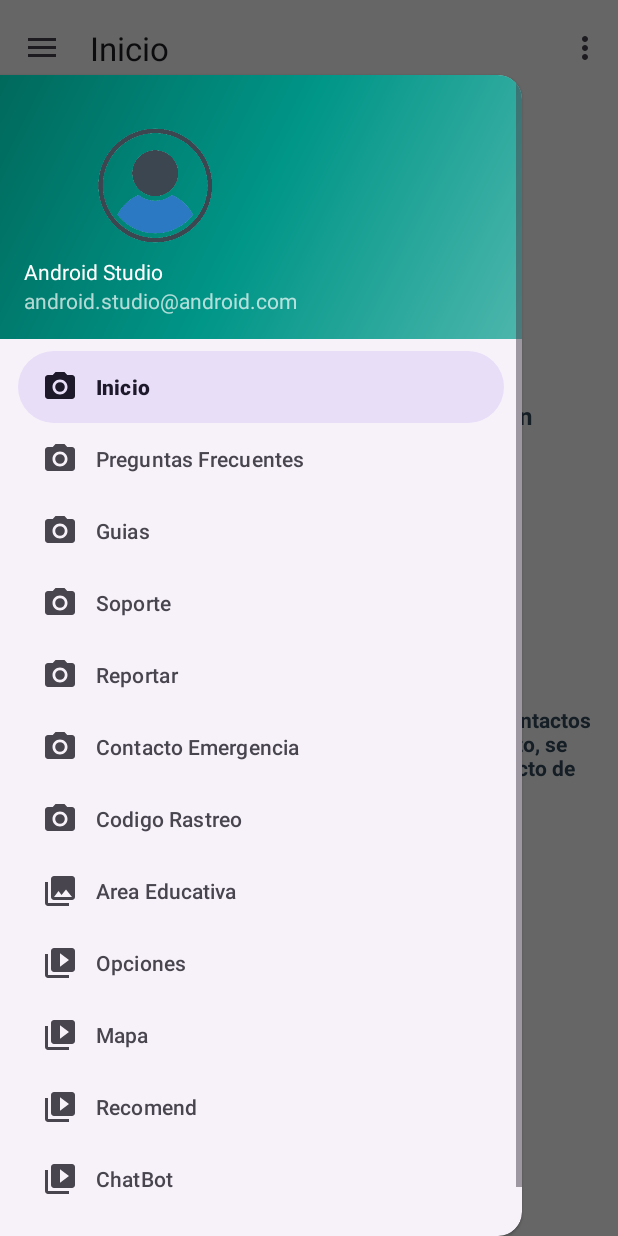
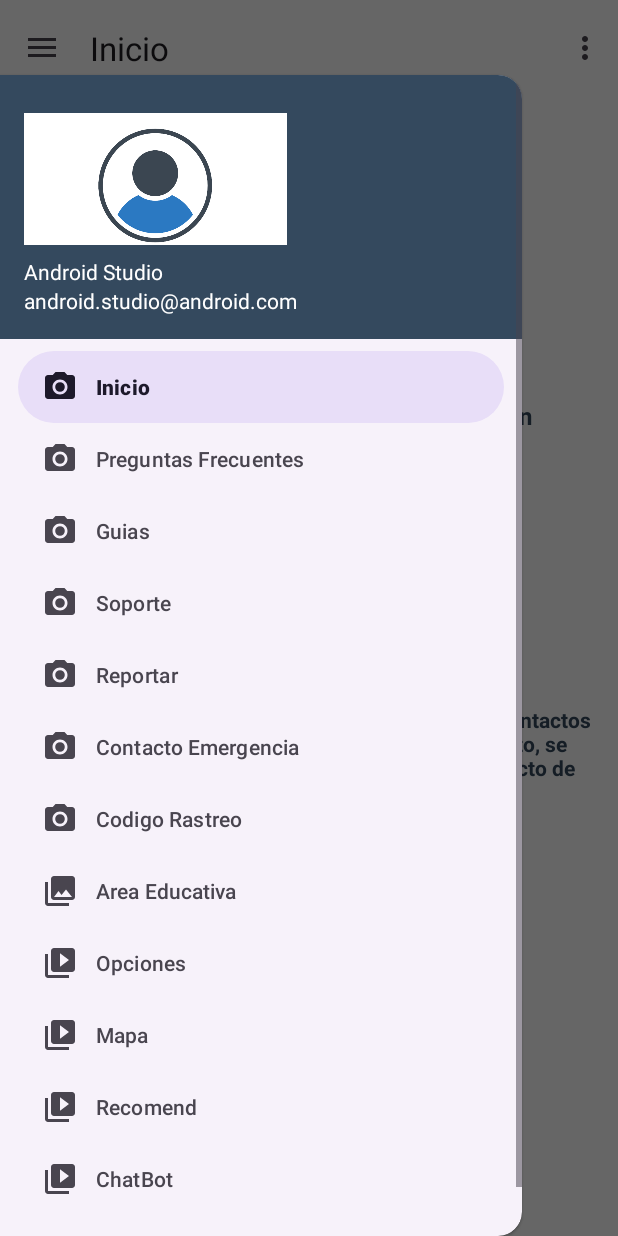
Before and after one commit to albaliriagomez/appmaypi, an Android app: the MainActivity2 screen opened directly, with no data from a screen before it, with the side drawer open, on a phone screen of 412 x 824 dp. Run offline under Robolectric (Android 15) with nearby library versions, the phone set to English and light mode, and no system bars; our stand-ins replace navigation-ui.

Commit message:
cambio de color 2.0

```diff
--- a/app/src/main/res/layout/fragment_guiaviewmodel.xml
+++ b/app/src/main/res/layout/fragment_guiaviewmodel.xml
@@ -22,7 +22,7 @@
                 android:layout_width="wrap_content"
                 android:layout_height="wrap_content"
                 android:text="← Back to Getting Started"
-                android:textColor="#4F46E5"
+                android:textColor="#FFC107"
                 android:textSize="14sp"
                 android:layout_marginBottom="16dp" />
 
--- a/app/src/main/res/layout/nav_header_main.xml
+++ b/app/src/main/res/layout/nav_header_main.xml
@@ -3,12 +3,12 @@
     xmlns:app="http://schemas.android.com/apk/res-auto"
     android:layout_width="match_parent"
     android:layout_height="@dimen/nav_header_height"
-    android:background="@drawable/side_nav_bar"
     android:gravity="bottom"
     android:orientation="vertical"
     android:paddingLeft="@dimen/activity_horizontal_margin"
     android:paddingTop="@dimen/activity_vertical_margin"
     android:paddingRight="@dimen/activity_horizontal_margin"
+    android:background="#34495E"
     android:paddingBottom="@dimen/activity_vertical_margin"
     android:theme="@style/ThemeOverlay.AppCompat.Dark">
 
@@ -18,6 +18,7 @@
         android:layout_height="88dp"
         android:contentDescription="@string/nav_header_desc"
         android:paddingTop="@dimen/nav_header_vertical_spacing"
+        android:background="#FFFFFF"
         app:srcCompat="@drawable/usu" />
 
     <TextView
@@ -25,11 +26,14 @@
         android:layout_height="wrap_content"
         android:paddingTop="@dimen/nav_header_vertical_spacing"
         android:text="@string/nav_header_title"
+        android:textColor="#FFFFFF"
         android:textAppearance="@style/TextAppearance.AppCompat.Body1" />
 
     <TextView
         android:id="@+id/textView"
         android:layout_width="wrap_content"
         android:layout_height="wrap_content"
-        android:text="@string/nav_header_subtitle" />
+        android:text="@string/nav_header_subtitle"
+        android:textColor="#FFFFFF" />
+
 </LinearLayout>
```
